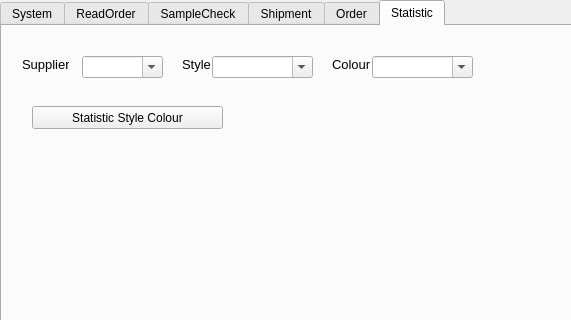
Above: TISDesk/TIS_mainwindow.ui from GdRaymond/TISProduction before the change; both pictures show x 0 to 571 and y 0 to 320 of the 1364 by 695 pixel window. Below: the same form after it.
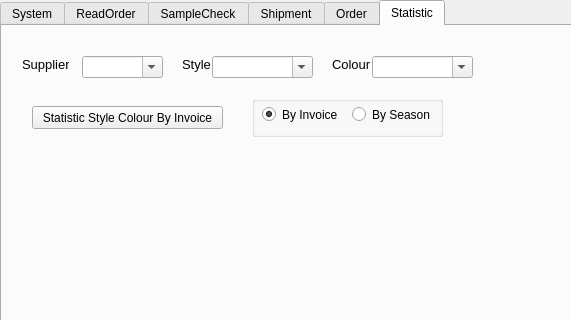
That is the form after the change. Icons and pictures are not drawn.

What changed in the file:
```diff
--- a/TISDesk/TIS_mainwindow.ui
+++ b/TISDesk/TIS_mainwindow.ui
@@ -952,7 +952,7 @@
        </rect>
       </property>
       <property name="text">
-       <string>Statistic Style Colour</string>
+       <string>Statistic Style Colour By Invoice</string>
       </property>
      </widget>
      <widget class="QComboBox" name="comb_style_statistic">
@@ -1057,6 +1057,48 @@
        <string>Colour</string>
       </property>
      </widget>
+     <widget class="QGroupBox" name="groupBox_7">
+      <property name="geometry">
+       <rect>
+        <x>250</x>
+        <y>70</y>
+        <width>191</width>
+        <height>41</height>
+       </rect>
+      </property>
+      <property name="title">
+       <string/>
+      </property>
+      <widget class="QRadioButton" name="radioB_invoice_statistic">
+       <property name="geometry">
+        <rect>
+         <x>10</x>
+         <y>10</y>
+         <width>82</width>
+         <height>17</height>
+        </rect>
+       </property>
+       <property name="text">
+        <string>By Invoice</string>
+       </property>
+       <property name="checked">
+        <bool>true</bool>
+       </property>
+      </widget>
+      <widget class="QRadioButton" name="radioB_season_statistic">
+       <property name="geometry">
+        <rect>
+         <x>100</x>
+         <y>10</y>
+         <width>82</width>
+         <height>17</height>
+        </rect>
+       </property>
+       <property name="text">
+        <string>By Season</string>
+       </property>
+      </widget>
+     </widget>
     </widget>
    </widget>
   </widget>
```
